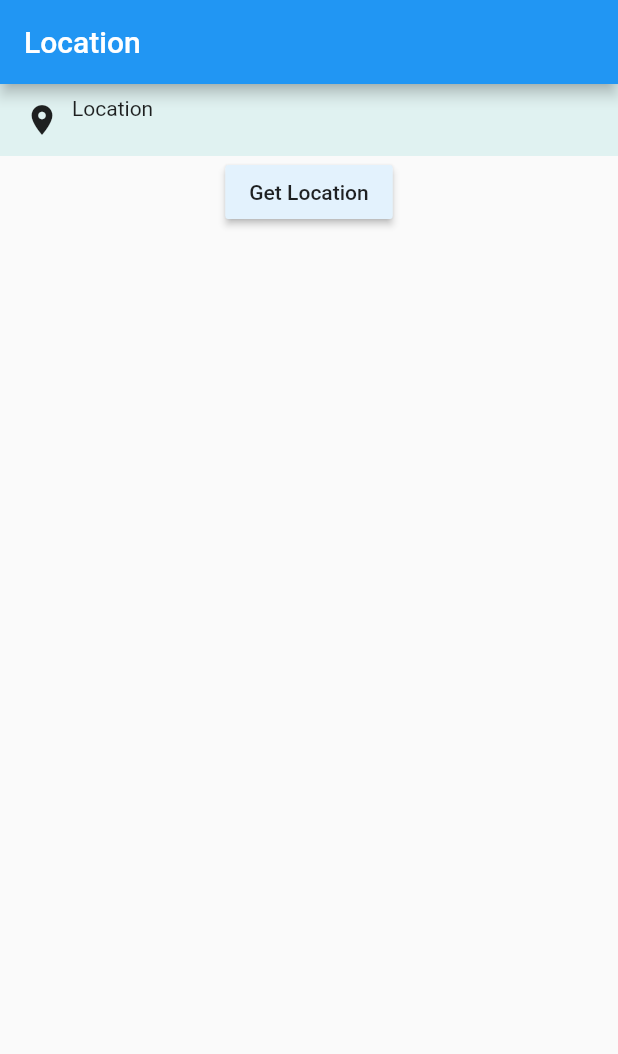
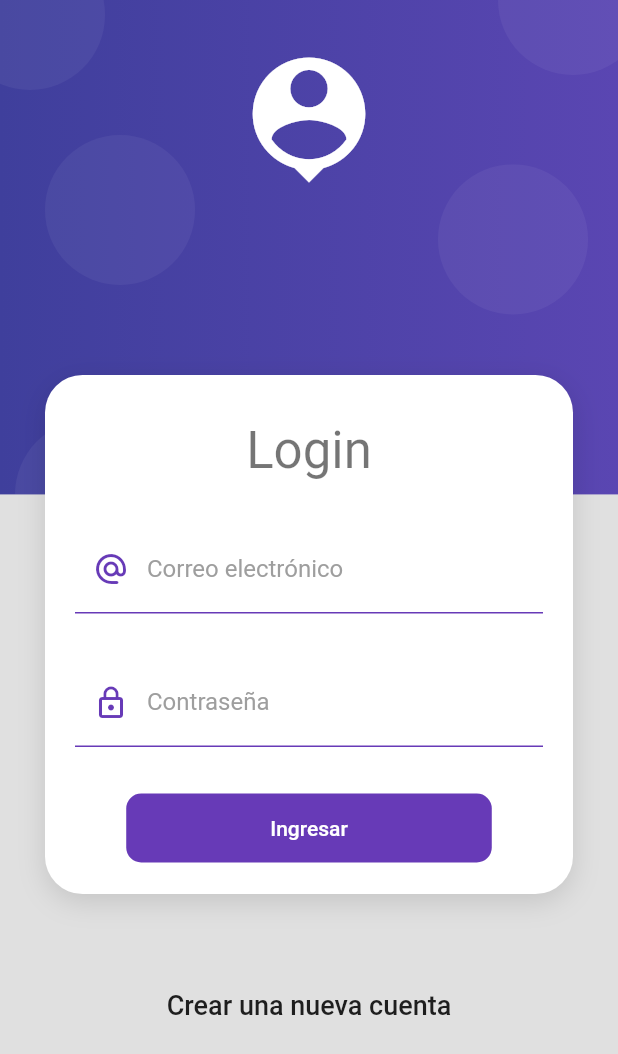
Before and after one commit to andreyjr08/estructura_flutter, a Flutter app: the screen it shows after launch, on a phone screen of 412 x 824 dp. Shown: the top 1054 px of the screen. Run offline on Flutter 3.47's test engine with Material 2 defaults, Android fonts, the light colour scheme and no system bars; our stand-ins replace flutter_secure_storage, geolocator, localstorage, sqflite; accounts and stored records are empty.

Commit message:
Se añade login

```diff
--- /dev/null
+++ b/lib/data/service/auth_service.dart
@@ -0,0 +1,83 @@
+import 'dart:convert';
+
+import 'package:flutter/material.dart';
+import 'package:flutter_secure_storage/flutter_secure_storage.dart';
+
+import 'package:http/http.dart' as http;
+
+
+class AuthService extends ChangeNotifier {
+
+  final String _baseUrl = 'identitytoolkit.googleapis.com';
+  final String _firebaseToken = 'AIzaSyADEID6ECsdu78PhYJ2jzmupuJXkZ_KnRM';
+
+  final storage = new FlutterSecureStorage();
+
+
+  // Si retornamos algo, es un error, si no, todo bien!
+  Future<String?> createUser( String email, String password ) async {
+
+    final Map<String, dynamic> authData = {
+      'email': email,
+      'password': password,
+      'returnSecureToken': true
+    };
+
+    final url = Uri.https(_baseUrl, '/v1/accounts:signUp', {
+      'key': _firebaseToken
+    });
+
+    final resp = await http.post(url, body: json.encode(authData));
+    final Map<String, dynamic> decodedResp = json.decode( resp.body );
+
+    if ( decodedResp.containsKey('idToken') ) {
+        // Token hay que guardarlo en un lugar seguro
+        await storage.write(key: 'token', value: decodedResp['idToken']);
+        // decodedResp['idToken'];
+        return null;
+    } else {
+      return decodedResp['error']['message'];
+    }
+
+  }
+
+    Future<String?> login( String email, String password ) async {
+
+    final Map<String, dynamic> authData = {
+      'email': email,
+      'password': password,
+      'returnSecureToken': true
+    };
+
+    final url = Uri.https(_baseUrl, '/v1/accounts:signInWithPassword', {
+      'key': _firebaseToken
+    });
+
+    final resp = await http.post(url, body: json.encode(authData));
+    final Map<String, dynamic> decodedResp = json.decode( resp.body );
+
+    if ( decodedResp.containsKey('idToken') ) {
+        // Token hay que guardarlo en un lugar seguro
+        // decodedResp['idToken'];
+        await storage.write(key: 'token', value: decodedResp['idToken']);
+        return null;
+    } else {
+      return decodedResp['error']['message'];
+    }
+
+  }
+
+  Future logout() async {
+    await storage.delete(key: 'token');
+    return;
+  }
+
+  Future<String> readToken() async {
+
+    return await storage.read(key: 'token') ?? '';
+
+  }
+
+
+
+}
--- /dev/null
+++ b/lib/data/service/notifications_service.dart
@@ -0,0 +1,21 @@
+import 'package:flutter/material.dart';
+
+
+class NotificationsService {
+
+
+  static GlobalKey<ScaffoldMessengerState> messengerKey = new GlobalKey<ScaffoldMessengerState>();
+
+
+  static showSnackbar( String message ) {
+
+    final snackBar = new SnackBar(
+      content: Text( message, style: TextStyle( color: Colors.white, fontSize: 20) ),
+    );
+
+    messengerKey.currentState!.showSnackBar(snackBar);
+
+  }
+
+
+}
--- /dev/null
+++ b/lib/data/service/services.dart
@@ -0,0 +1,4 @@
+
+export 'package:estructura_flutter/data/service/auth_service.dart';
+export 'package:estructura_flutter/data/service/notifications_service.dart';
+export 'package:estructura_flutter/data/service/services.dart';
--- /dev/null
+++ b/lib/domain/login_form_provider.dart
@@ -0,0 +1,29 @@
+import 'package:flutter/material.dart';
+
+
+class LoginFormProvider extends ChangeNotifier {
+
+  GlobalKey<FormState> formKey = new GlobalKey<FormState>();
+
+  String email    = '';
+  String password = '';
+
+  bool _isLoading = false;
+  bool get isLoading => _isLoading;
+
+  set isLoading( bool value ) {
+    _isLoading = value;
+    notifyListeners();
+  }
+
+
+  bool isValidForm() {
+
+    print(formKey.currentState?.validate());
+
+    print('$email - $password');
+
+    return formKey.currentState?.validate() ?? false;
+  }
+
+}
--- a/lib/main.dart
+++ b/lib/main.dart
@@ -1,21 +1,52 @@
+import 'package:estructura_flutter/device/Location.dart';
 import 'package:estructura_flutter/ui/pages/localStorage.dart';
 import 'package:estructura_flutter/ui/pages/location.dart';
+import 'package:estructura_flutter/ui/pages/login/login_page.dart';
 import 'package:flutter/material.dart';
+import 'package:provider/provider.dart';
+
+import 'data/service/auth_service.dart';
+import 'data/service/notifications_service.dart';
 
 
-void main() {
-  runApp(new MyApp());
+void main() => runApp(AppState());
+
+class AppState extends StatelessWidget {
+
+  @override
+  Widget build(BuildContext context) {
+    return MultiProvider(
+      providers: [
+        ChangeNotifierProvider(create: ( _ ) => AuthService() )
+      ],
+      child: MyApp(),
+    );
+  }
 }
 
 class MyApp extends StatelessWidget {
   @override
   Widget build(BuildContext context) {
-    return new MaterialApp(
-      title: 'Localstorage Demo',
-      theme: new ThemeData(
-        primarySwatch: Colors.blue,
+    return MaterialApp(
+      debugShowCheckedModeBanner: false,
+      title: 'Productos App',
+      initialRoute: 'login',
+      routes: {
+        'login'   : ( _ ) => LoginScreen(),
+        'location'   : ( _ ) => CurrentLocation(),
+      },
+      scaffoldMessengerKey: NotificationsService.messengerKey,
+      theme: ThemeData.light().copyWith(
+        scaffoldBackgroundColor: Colors.grey[300],
+        appBarTheme: AppBarTheme(
+          elevation: 0,
+          color: Colors.indigo
+        ),
+        floatingActionButtonTheme: FloatingActionButtonThemeData(
+          backgroundColor: Colors.indigo,
+          elevation: 0
+        )
       ),
-      home: new CurrentLocation(),
     );
   }
 }
--- a/lib/ui/pages/location.dart
+++ b/lib/ui/pages/location.dart
@@ -1,3 +1,4 @@
+import 'package:estructura_flutter/data/service/services.dart';
 import 'package:estructura_flutter/device/Location.dart';
 import 'package:flutter/cupertino.dart';
 import 'package:flutter/material.dart';
@@ -10,11 +11,13 @@ class CurrentLocation extends StatefulWidget {
 class _CurrentLocationState extends State<CurrentLocation> {
   late String currentLocation = "";
   late Location location;
+  late AuthService authService;
 
   @override
   void initState() {
     super.initState();
     this.location = Location();
+    this.authService = AuthService();
   }
 
   @override
@@ -22,6 +25,13 @@ class _CurrentLocationState extends State<CurrentLocation> {
     return Scaffold(
       appBar: AppBar(
         title: Text("Location"),
+        leading: IconButton(
+          icon: Icon(Icons.login_outlined),
+          onPressed: () {
+            authService.logout();
+            Navigator.pushReplacementNamed(context, 'login');
+          },
+        ),
       ),
       body: SingleChildScrollView(
         child: Container(
@@ -62,7 +72,7 @@ class _CurrentLocationState extends State<CurrentLocation> {
                   )),
               RaisedButton(
                 color: Colors.blue[50],
-                onPressed: () async{
+                onPressed: () async {
                   List id = await this.location.getCurrentLocation();
                   print(id);
                 },
--- /dev/null
+++ b/lib/ui/pages/login/login_page.dart
@@ -0,0 +1,163 @@
+import 'package:flutter/material.dart';
+import 'package:provider/provider.dart';
+
+import 'package:estructura_flutter/ui/widgets/input_decorations.dart';
+import 'package:estructura_flutter/ui/widgets/widgets.dart';
+import 'package:estructura_flutter/domain/login_form_provider.dart';
+import 'package:estructura_flutter/data/service/auth_service.dart';
+import 'package:estructura_flutter/data/service/notifications_service.dart';
+
+
+
+class LoginScreen extends StatelessWidget {
+
+  @override
+  Widget build(BuildContext context) {
+    return Scaffold(
+      body: AuthBackground(
+        child: SingleChildScrollView(
+          child: Column(
+            children: [
+
+              SizedBox( height: 250 ),
+
+              CardContainer(
+                child: Column(
+                  children: [
+
+                    SizedBox( height: 10 ),
+                    Text('Login', style: Theme.of(context).textTheme.headline4 ),
+                    SizedBox( height: 30 ),
+
+                    ChangeNotifierProvider(
+                      create: ( _ ) => LoginFormProvider(),
+                      child: _LoginForm()
+                    )
+
+
+                  ],
+                )
+              ),
+
+              SizedBox( height: 50 ),
+              TextButton(
+                onPressed: () => Navigator.pushReplacementNamed(context, 'register'),
+                style: ButtonStyle(
+                  overlayColor: MaterialStateProperty.all( Colors.indigo.withOpacity(0.1)),
+                  shape: MaterialStateProperty.all( StadiumBorder() )
+                ),
+                child: Text('Crear una nueva cuenta', style: TextStyle( fontSize: 18, color: Colors.black87 ),)
+              ),
+              SizedBox( height: 50 ),
+            ],
+          ),
+        )
+      )
+   );
+  }
+}
+
+
+class _LoginForm extends StatelessWidget {
+
+  @override
+  Widget build(BuildContext context) {
+
+    final loginForm = Provider.of<LoginFormProvider>(context);
+
+    return Container(
+      child: Form(
+        key: loginForm.formKey,
+        autovalidateMode: AutovalidateMode.onUserInteraction,
+
+        child: Column(
+          children: [
+
+            TextFormField(
+              autocorrect: false,
+              keyboardType: TextInputType.emailAddress,
+              decoration: InputDecorations.authInputDecoration(
+                hintText: 'john.doe@gmail.com',
+                labelText: 'Correo electrónico',
+                prefixIcon: Icons.alternate_email_rounded
+              ),
+              onChanged: ( value ) => loginForm.email = value,
+              validator: ( value ) {
+
+                  String pattern = r'^(([^<>()[\]\\.,;:\s@\"]+(\.[^<>()[\]\\.,;:\s@\"]+)*)|(\".+\"))@((\[[0-9]{1,3}\.[0-9]{1,3}\.[0-9]{1,3}\.[0-9]{1,3}\])|(([a-zA-Z\-0-9]+\.)+[a-zA-Z]{2,}))$';
+                  RegExp regExp  = new RegExp(pattern);
+
+                  return regExp.hasMatch(value ?? '')
+                    ? null
+                    : 'El valor ingresado no luce como un correo';
+
+              },
+            ),
+
+            SizedBox( height: 30 ),
+
+            TextFormField(
+              autocorrect: false,
+              obscureText: true,
+              keyboardType: TextInputType.emailAddress,
+              decoration: InputDecorations.authInputDecoration(
+                hintText: '*****',
+                labelText: 'Contraseña',
+                prefixIcon: Icons.lock_outline
+              ),
+              onChanged: ( value ) => loginForm.password = value,
+              validator: ( value ) {
+
+                  return ( value != null && value.length >= 6 )
+                    ? null
+                    : 'La contraseña debe de ser de 6 caracteres';
+
+              },
+            ),
+
+            SizedBox( height: 30 ),
+
+            MaterialButton(
+              shape: RoundedRectangleBorder(borderRadius: BorderRadius.circular(10)),
+              disabledColor: Colors.grey,
+              elevation: 0,
+              color: Colors.deepPurple,
+              child: Container(
+                padding: EdgeInsets.symmetric( horizontal: 80, vertical: 15),
+                child: Text(
+                  loginForm.isLoading
+                    ? 'Espere'
+                    : 'Ingresar',
+                  style: TextStyle( color: Colors.white ),
+                )
+              ),
+              onPressed: loginForm.isLoading ? null : () async {
+
+                FocusScope.of(context).unfocus();
+                final authService = Provider.of<AuthService>(context, listen: false);
+
+                if( !loginForm.isValidForm() ) return;
+
+                loginForm.isLoading = true;
+
+
+                // TODO: validar si el login es correcto
+                final String? errorMessage = await authService.login(loginForm.email, loginForm.password);
+
+                if ( errorMessage == null ) {
+                  Navigator.pushReplacementNamed(context, 'location');
+                } else {
+                  // TODO: mostrar error en pantalla
+                  // print( errorMessage );
+                  NotificationsService.showSnackbar(errorMessage);
+                  loginForm.isLoading = false;
+                }
+              }
+            )
+
+          ],
+        ),
+      ),
+    );
+  }
+}
--- /dev/null
+++ b/lib/ui/widgets/auth_background.dart
@@ -0,0 +1,94 @@
+import 'package:flutter/material.dart';
+
+class AuthBackground extends StatelessWidget {
+
+  final Widget child;
+
+  const AuthBackground({
+    Key? key,
+    required this.child
+  }) : super(key: key);
+
+  @override
+  Widget build(BuildContext context) {
+    return Container(
+        // color: Colors.red,
+        width: double.infinity,
+        height: double.infinity,
+        child: Stack(
+          children: [
+
+            _PurpleBox(),
+
+            _HeaderIcon(),
+
+            this.child,
+
+          ],
+        ),
+    );
+  }
+}
+
+class _HeaderIcon extends StatelessWidget {
+
+  @override
+  Widget build(BuildContext context) {
+    return SafeArea(
+      child: Container(
+        width: double.infinity,
+        margin: EdgeInsets.only( top: 30 ),
+        child: Icon( Icons.person_pin, color: Colors.white, size: 100 ),
+      ),
+    );
+  }
+}
+
+
+class _PurpleBox extends StatelessWidget {
+
+  @override
+  Widget build(BuildContext context) {
+
+    final size = MediaQuery.of(context).size;
+
+    return Container(
+      width: double.infinity,
+      height: size.height * 0.4,
+      decoration: _purpleBackground(),
+      child: Stack(
+        children: [
+          Positioned(child: _Bubble(), top: 90, left: 30 ),
+          Positioned(child: _Bubble(), top: -40, left: -30 ),
+          Positioned(child: _Bubble(), top: -50, right: -20 ),
+          Positioned(child: _Bubble(), bottom: -50, left: 10 ),
+          Positioned(child: _Bubble(), bottom: 120, right: 20 ),
+        ],
+      ),
+    );
+  }
+
+  BoxDecoration _purpleBackground() => BoxDecoration(
+    gradient: LinearGradient(
+      colors: [
+        Color.fromRGBO(63, 63, 156, 1),
+        Color.fromRGBO(90, 70, 178, 1)
+      ]
+    )
+  );
+}
+
+class _Bubble extends StatelessWidget {
+
+  @override
+  Widget build(BuildContext context) {
+    return Container(
+      width: 100,
+      height: 100,
+      decoration: BoxDecoration(
+        borderRadius: BorderRadius.circular(100),
+        color: Color.fromRGBO(255, 255, 255, 0.05)
+      ),
+    );
+  }
+}
--- /dev/null
+++ b/lib/ui/widgets/card_container.dart
@@ -0,0 +1,36 @@
+import 'package:flutter/material.dart';
+
+class CardContainer extends StatelessWidget {
+
+  final Widget child;
+
+  const CardContainer({
+    Key? key,
+    required this.child
+  }) : super(key: key);
+
+  @override
+  Widget build(BuildContext context) {
+    return Padding(
+      padding: EdgeInsets.symmetric( horizontal: 30 ),
+      child: Container(
+          width: double.infinity,
+          padding: EdgeInsets.all( 20 ),
+          decoration: _createCardShape(),
+          child: this.child,
+      ),
+    );
+  }
+
+  BoxDecoration _createCardShape() => BoxDecoration(
+    color: Colors.white,
+    borderRadius: BorderRadius.circular(25),
+    boxShadow: [
+      BoxShadow(
+        color: Colors.black12,
+        blurRadius: 15,
+        offset: Offset(0, 5),
+      )
+    ]
+  );
+}
--- /dev/null
+++ b/lib/ui/widgets/input_decorations.dart
@@ -0,0 +1,34 @@
+import 'package:flutter/material.dart';
+
+
+class InputDecorations {
+
+  static InputDecoration authInputDecoration({
+    required String hintText,
+    required String labelText,
+    IconData? prefixIcon
+  }) {
+    return InputDecoration(
+        enabledBorder: UnderlineInputBorder(
+          borderSide: BorderSide(
+            color: Colors.deepPurple
+          ),
+        ),
+        focusedBorder: UnderlineInputBorder(
+          borderSide: BorderSide(
+            color: Colors.deepPurple,
+            width: 2
+          )
+        ),
+        hintText: hintText,
+        labelText: labelText,
+        labelStyle: TextStyle(
+          color: Colors.grey
+        ),
+        prefixIcon: prefixIcon != null
+          ? Icon( prefixIcon, color: Colors.deepPurple )
+          : null
+      );
+  }
+
+}
--- /dev/null
+++ b/lib/ui/widgets/widgets.dart
@@ -0,0 +1,4 @@
+
+
+export 'package:estructura_flutter/ui/widgets/auth_background.dart';
+export 'package:estructura_flutter/ui/widgets/card_container.dart';
--- a/pubspec.yaml
+++ b/pubspec.yaml
@@ -32,6 +32,9 @@ dependencies:
   path: ^1.8.0
   localstorage: ^4.0.0+1
   geolocator: ^7.4.0
+  provider: ^5.0.0
+  flutter_secure_storage: ^4.2.0
+  http: ^0.13.3
 
 dev_dependencies:
   flutter_test:
```
Also changed, not shown: pubspec.lock.
